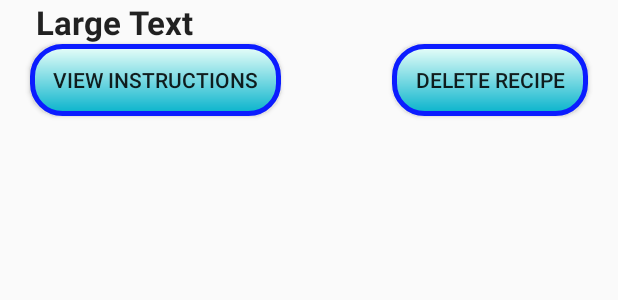
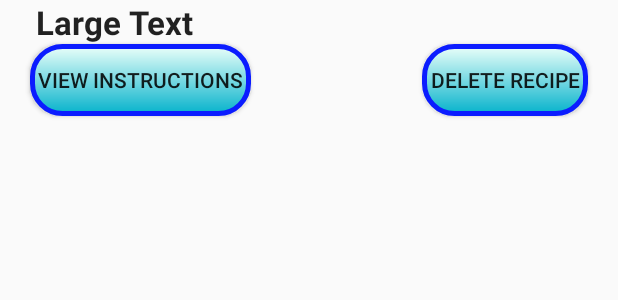
Before and after one commit to mvoishchev/Android-Porject, an Android app: the layout recipe_db_listview.xml on its own in the app's theme, with its tools: preview values and no code run, on a phone screen of 412 x 824 dp. Shown: the top 300 px of the screen. Run offline under Robolectric (Android 15) with nearby library versions, the phone set to English and light mode, and no system bars.

Commit message:
Final Fixes

```diff
--- a/app/src/main/java/t4/csc413/smartchef/SlideMain.java
+++ b/app/src/main/java/t4/csc413/smartchef/SlideMain.java
@@ -82,7 +82,8 @@ public class SlideMain extends NavBaseActivity
             displayError();
         }
 
-            String title = name;
+            rr.setName(name);
+            String title = rr.getName();
 
             for (Ingredient ingredient : rr.getIngredients()) {
                 ingredients = ingredient.original_discription + "\n--";
--- a/app/src/main/res/layout/fridge_db_layout.xml
+++ b/app/src/main/res/layout/fridge_db_layout.xml
@@ -30,6 +30,7 @@
                 android:imeActionLabel="Add"
                 android:imeOptions="actionDone"
                 android:inputType="text"
+                android:hint="Enter an Ingredient to Store in Fridge"
                 />
 
             <ListView
--- a/app/src/main/res/layout/fridge_db_listview.xml
+++ b/app/src/main/res/layout/fridge_db_listview.xml
@@ -19,7 +19,6 @@
     <Button
         android:layout_width="wrap_content"
         android:layout_height="wrap_content"
-        android:textAppearance="?android:attr/textAppearanceLarge"
         android:background="@layout/button"
         android:text="Remove"
         android:id="@+id/delete"
--- a/app/src/main/res/layout/recipe_db_listview.xml
+++ b/app/src/main/res/layout/recipe_db_listview.xml
@@ -26,8 +26,8 @@
         android:background="@layout/button"
         android:layout_alignLeft="@+id/recipe_name"
         android:layout_alignStart="@+id/recipe_name"
-        android:paddingLeft="15dp"
-        android:paddingRight="15dp"/>
+        android:paddingLeft="5dp"
+        android:paddingRight="5dp"/>
 
     <Button
         android:layout_width="wrap_content"
@@ -40,6 +40,6 @@
         android:layout_alignParentEnd="true"
         android:layout_marginRight="20dp"
         android:layout_marginEnd="44dp"
-        android:paddingLeft="15dp"
-        android:paddingRight="15dp"/>
+        android:paddingLeft="5dp"
+        android:paddingRight="5dp"/>
 </RelativeLayout>
--- a/app/src/main/res/layout/shopping_list_layout.xml
+++ b/app/src/main/res/layout/shopping_list_layout.xml
@@ -30,6 +30,7 @@
                 android:imeActionLabel="Find"
                 android:imeOptions="actionDone"
                 android:inputType="text"
+                android:hint="Enter an Ingredient to Add"
                 />
 
             <ListView
```
Also changed, not shown: app/src/main/java/t4/csc413/smartchef/FragC.java (+3 -4 lines), 1 other file.
